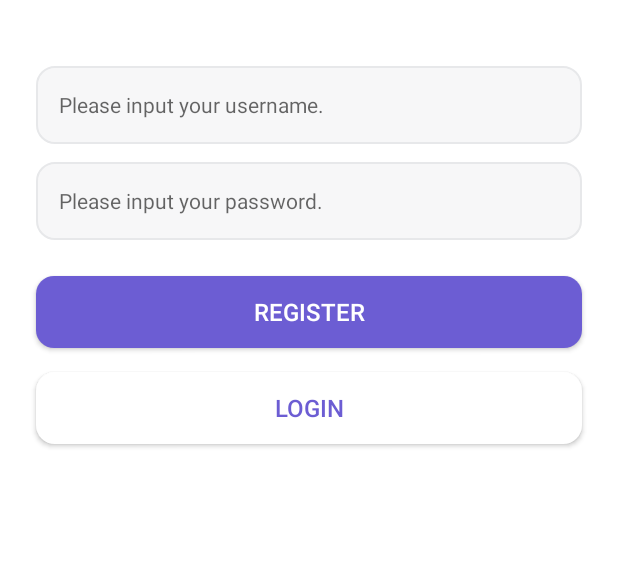
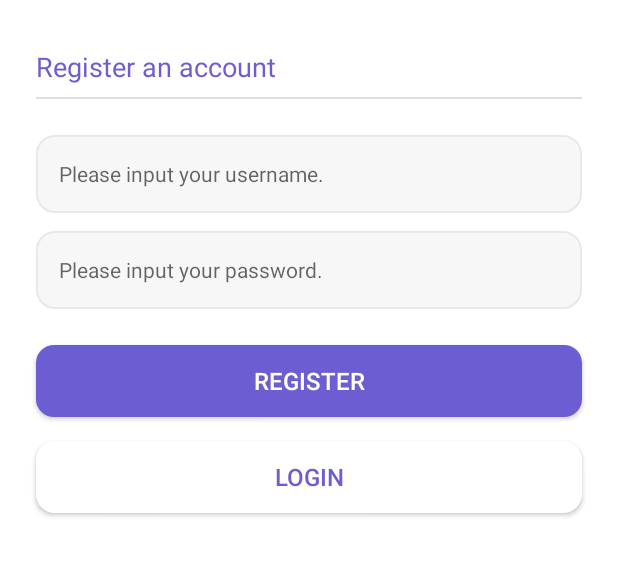
Before and after one commit to Joshlanuevo/tasksapp, an Android app: the RegisterActivity screen opened directly, with no data from a screen before it, on a phone screen of 412 x 824 dp, the part 289-866 px from its top. Run offline under Robolectric (Android 15) with nearby library versions, the phone set to English and light mode, and no system bars.

Commit message:
modify login and register layout

```diff
--- a/app/src/main/res/layout/activity_register.xml
+++ b/app/src/main/res/layout/activity_register.xml
@@ -33,11 +33,34 @@
         app:layout_constraintStart_toStartOf="parent"
         app:layout_constraintTop_toBottomOf="@id/tvAppName" />
 
+    <TextView
+        android:id="@+id/tvLoginAccount"
+        android:layout_width="wrap_content"
+        android:layout_height="wrap_content"
+        android:layout_marginTop="32dp"
+        android:text="Register an account"
+        android:textColor="@color/color_primary"
+        android:textSize="18sp"
+        app:layout_constraintEnd_toEndOf="parent"
+        app:layout_constraintHorizontal_bias="0.095"
+        app:layout_constraintStart_toStartOf="parent"
+        app:layout_constraintTop_toBottomOf="@id/tvAppDesc" />
+
+    <View
+        android:id="@+id/underline"
+        android:layout_width="0dp"
+        android:layout_height="1dp"
+        android:layout_marginTop="8dp"
+        android:background="@color/color_window_background"
+        app:layout_constraintLeft_toLeftOf="@id/etUsername"
+        app:layout_constraintRight_toRightOf="@id/etUsername"
+        app:layout_constraintTop_toBottomOf="@id/tvLoginAccount" />
+
     <EditText
         android:id="@+id/etUsername"
         android:layout_width="match_parent"
         android:layout_height="52dp"
-        android:layout_marginTop="44dp"
+        android:layout_marginTop="24dp"
         android:layout_marginLeft="24dp"
         android:layout_marginRight="24dp"
         android:drawablePadding="10dp"
@@ -48,7 +71,7 @@
         android:background="@drawable/bg_et_login"
         app:layout_constraintLeft_toLeftOf="parent"
         app:layout_constraintRight_toRightOf="parent"
-        app:layout_constraintTop_toBottomOf="@id/tvAppDesc" />
+        app:layout_constraintTop_toBottomOf="@id/underline" />
 
     <EditText
         android:id="@+id/etPassword"
```
Also changed, not shown: app/src/main/res/layout/activity_login.xml (+25 -2 lines).
